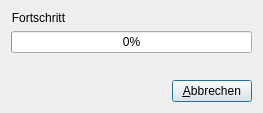
The window that src/gui/windows/MonitorDialog.ui (startkladde/startkladde) describes before a commit, drawn with Qt 5.
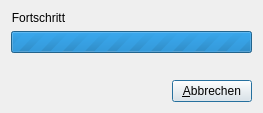
The same window after the commit.

Commit message: MonitorDialog: showing busy indicator for operations without progress reporting MonitorDialog: use title as label for operations without status reporting MonitorDialog: showing correct progress on startup

The edit to the form file:
```diff
--- a/src/gui/windows/MonitorDialog.ui
+++ b/src/gui/windows/MonitorDialog.ui
@@ -32,6 +32,9 @@
    </item>
    <item>
     <widget class="QProgressBar" name="progressBar">
+     <property name="maximum">
+      <number>0</number>
+     </property>
      <property name="value">
       <number>0</number>
      </property>
```
The commit also changes 3 other files.
